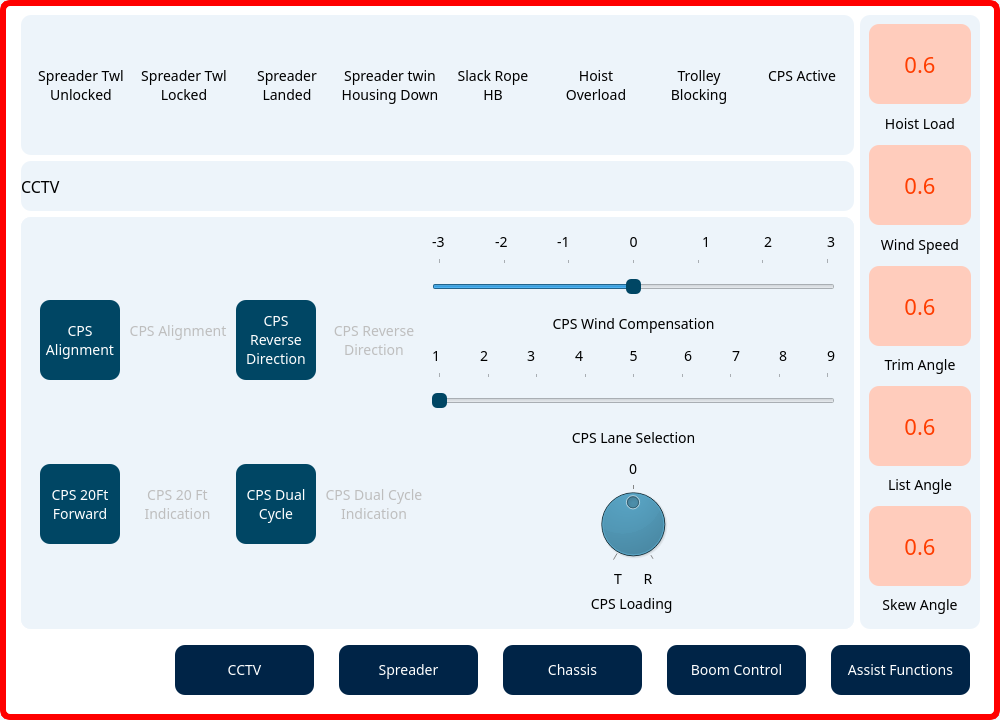
This is UI/PLCModBus.ui in msalmonw/Pyside-ModBus-App as Qt 5 draws it before an edit. The edited form follows.
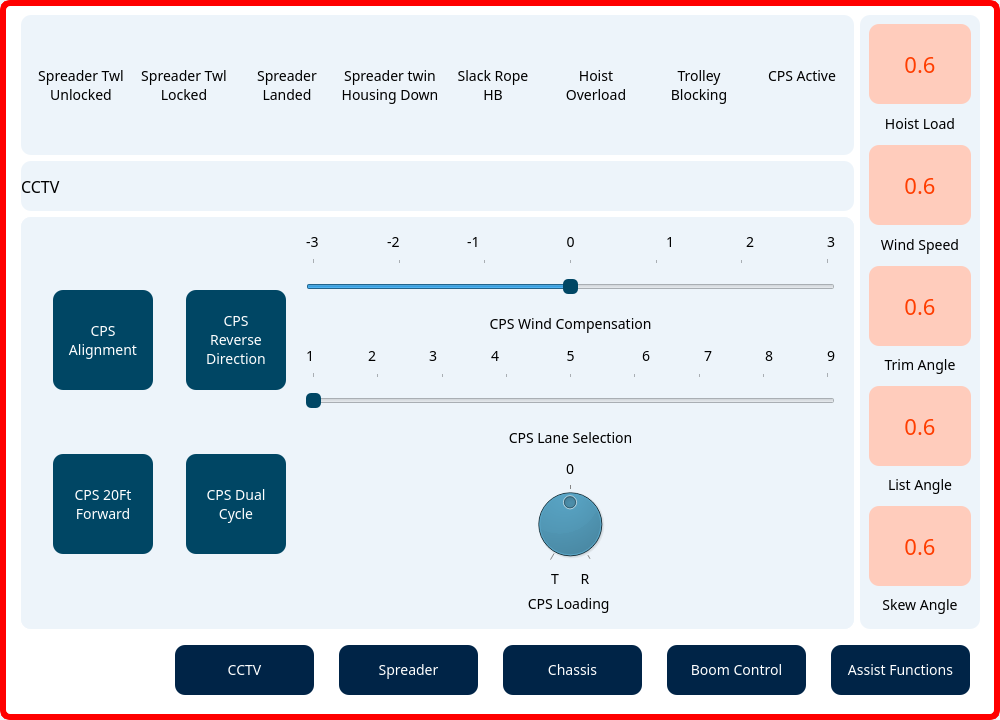
This is the edited form. The open tabs and pages were chosen to show the change. Icons and pictures are not drawn.

Commit message: Change buttons and indicators into single button entity

What changed in the file:
```diff
--- a/UI/PLCModBus.ui
+++ b/UI/PLCModBus.ui
@@ -1527,18 +1527,41 @@
           <property name="horizontalSpacing">
            <number>6</number>
           </property>
+          <item row="1" column="0" alignment="Qt::AlignHCenter">
+           <widget class="QPushButton" name="cpsTwentyFtButton">
+            <property name="minimumSize">
+             <size>
+              <width>100</width>
+              <height>100</height>
+             </size>
+            </property>
+            <property name="maximumSize">
+             <size>
+              <width>100</width>
+              <height>100</height>
+             </size>
+            </property>
+            <property name="text">
+             <string>CPS 20Ft
+Forward</string>
+            </property>
+            <property name="checkable">
+             <bool>true</bool>
+            </property>
+           </widget>
+          </item>
           <item row="0" column="0" alignment="Qt::AlignHCenter">
            <widget class="QPushButton" name="cpsAlignmentButton">
             <property name="minimumSize">
              <size>
-              <width>80</width>
-              <height>80</height>
+              <width>100</width>
+              <height>100</height>
              </size>
             </property>
             <property name="maximumSize">
              <size>
-              <width>80</width>
-              <height>80</height>
+              <width>100</width>
+              <height>100</height>
              </size>
             </property>
             <property name="text">
@@ -1550,18 +1573,18 @@
             </property>
            </widget>
           </item>
-          <item row="1" column="2" alignment="Qt::AlignHCenter">
+          <item row="1" column="1" alignment="Qt::AlignHCenter">
            <widget class="QPushButton" name="cpsDualCycleButton">
             <property name="minimumSize">
              <size>
-              <width>80</width>
-              <height>80</height>
+              <width>100</width>
+              <height>100</height>
              </size>
             </property>
             <property name="maximumSize">
              <size>
-              <width>80</width>
-              <height>80</height>
+              <width>100</width>
+              <height>100</height>
              </size>
             </property>
             <property name="text">
@@ -1573,18 +1596,18 @@
             </property>
            </widget>
           </item>
-          <item row="0" column="2" alignment="Qt::AlignHCenter">
+          <item row="0" column="1" alignment="Qt::AlignHCenter">
            <widget class="QPushButton" name="cpsReverseDirectionButton">
             <property name="minimumSize">
              <size>
-              <width>80</width>
-              <height>80</height>
+              <width>100</width>
+              <height>100</height>
              </size>
             </property>
             <property name="maximumSize">
              <size>
-              <width>80</width>
-              <height>80</height>
+              <width>100</width>
+              <height>100</height>
              </size>
             </property>
             <property name="styleSheet">
@@ -1600,209 +1623,6 @@
             </property>
            </widget>
           </item>
-          <item row="1" column="0" alignment="Qt::AlignHCenter">
-           <widget class="QPushButton" name="cpsTwentyFtButton">
-            <property name="minimumSize">
-             <size>
-              <width>80</width>
-              <height>80</height>
-             </size>
-            </property>
-            <property name="maximumSize">
-             <size>
-              <width>80</width>
-              <height>80</height>
-             </size>
-            </property>
-            <property name="text">
-             <string>CPS 20Ft
-Forward</string>
-            </property>
-            <property name="checkable">
-             <bool>true</bool>
-            </property>
-           </widget>
-          </item>
-          <item row="0" column="1" alignment="Qt::AlignHCenter">
-           <widget class="QToolButton" name="cpsAlignmentIndication">
-            <property name="enabled">
-             <bool>false</bool>
-            </property>
-            <property name="sizePolicy">
-             <sizepolicy hsizetype="Fixed" vsizetype="Fixed">
-              <horstretch>0</horstretch>
-              <verstretch>0</verstretch>
-             </sizepolicy>
-            </property>
-            <property name="minimumSize">
-             <size>
-              <width>0</width>
-              <height>100</height>
-             </size>
-            </property>
-            <property name="maximumSize">
-             <size>
-              <width>16777215</width>
-              <height>100</height>
-             </size>
-            </property>
-            <property name="text">
-             <string>CPS Alignment
-</string>
-            </property>
-            <property name="icon">
-             <iconset>
-              <normaloff>UI/resources/greenlight.png</normaloff>UI/resources/greenlight.png</iconset>
-            </property>
-            <property name="iconSize">
-             <size>
-              <width>80</width>
-              <height>80</height>
-             </size>
-            </property>
-            <property name="checkable">
-             <bool>true</bool>
-            </property>
-            <property name="toolButtonStyle">
-             <enum>Qt::ToolButtonTextUnderIcon</enum>
-            </property>
-           </widget>
-          </item>
-          <item row="0" column="3" alignment="Qt::AlignHCenter">
-           <widget class="QToolButton" name="cpsReverseDirectionIndication">
-            <property name="enabled">
-             <bool>false</bool>
-            </property>
-            <property name="sizePolicy">
-             <sizepolicy hsizetype="Fixed" vsizetype="Fixed">
-              <horstretch>0</horstretch>
-              <verstretch>0</verstretch>
-             </sizepolicy>
-            </property>
-            <property name="minimumSize">
-             <size>
-              <width>0</width>
-              <height>100</height>
-             </size>
-            </property>
-            <property name="maximumSize">
-             <size>
-              <width>16777215</width>
-              <height>100</height>
-             </size>
-            </property>
-            <property name="text">
-             <string>CPS Reverse
-Direction</string>
-            </property>
-            <property name="icon">
-             <iconset>
-              <normaloff>UI/resources/greenlight.png</normaloff>UI/resources/greenlight.png</iconset>
-            </property>
-            <property name="iconSize">
-             <size>
-              <width>80</width>
-              <height>80</height>
-             </size>
-            </property>
-            <property name="checkable">
-             <bool>true</bool>
-            </property>
-            <property name="toolButtonStyle">
-             <enum>Qt::ToolButtonTextUnderIcon</enum>
-            </property>
-           </widget>
-          </item>
-          <item row="1" column="1" alignment="Qt::AlignHCenter">
-           <widget class="QToolButton" name="cpsTwentyFtIndication">
-            <property name="enabled">
-             <bool>false</bool>
-            </property>
-            <property name="sizePolicy">
-             <sizepolicy hsizetype="Fixed" vsizetype="Fixed">
-              <horstretch>0</horstretch>
-              <verstretch>0</verstretch>
-             </sizepolicy>
-            </property>
-            <property name="minimumSize">
-             <size>
-              <width>0</width>
-              <height>100</height>
-             </size>
-            </property>
-            <property name="maximumSize">
-             <size>
-              <width>16777215</width>
-              <height>100</height>
-             </size>
-            </property>
-            <property name="text">
-             <string>CPS 20 Ft
-Indication</string>
-            </property>
-            <property name="icon">
-             <iconset>
-              <normaloff>UI/resources/greenlight.png</normaloff>UI/resources/greenlight.png</iconset>
-            </property>
-            <property name="iconSize">
-             <size>
-              <width>80</width>
-              <height>80</height>
-             </size>
-            </property>
-            <property name="checkable">
-             <bool>true</bool>
-            </property>
-            <property name="toolButtonStyle">
-             <enum>Qt::ToolButtonTextUnderIcon</enum>
-            </property>
-           </widget>
-          </item>
-          <item row="1" column="3" alignment="Qt::AlignHCenter">
-           <widget class="QToolButton" name="cpsDualCycleIndication">
-            <property name="enabled">
-             <bool>false</bool>
-            </property>
-            <property name="sizePolicy">
-             <sizepolicy hsizetype="Fixed" vsizetype="Fixed">
-              <horstretch>0</horstretch>
-              <verstretch>0</verstretch>
-             </sizepolicy>
-            </property>
-            <property name="minimumSize">
-             <size>
-              <width>0</width>
-              <height>100</height>
-             </size>
-            </property>
-            <property name="maximumSize">
-             <size>
-              <width>16777215</width>
-              <height>100</height>
-             </size>
-            </property>
-            <property name="text">
-             <string>CPS Dual Cycle
-Indication</string>
-            </property>
-            <property name="icon">
-             <iconset>
-              <normaloff>UI/resources/greenlight.png</normaloff>UI/resources/greenlight.png</iconset>
-            </property>
-            <property name="iconSize">
-             <size>
-              <width>80</width>
-              <height>80</height>
-             </size>
-            </property>
-            <property name="checkable">
-             <bool>true</bool>
-            </property>
-            <property name="toolButtonStyle">
-             <enum>Qt::ToolButtonTextUnderIcon</enum>
-            </property>
-           </widget>
-          </item>
          </layout>
         </item>
         <item row="0" column="1" colspan="2">
```
Left out of the diff: 664 changed lines with no effect on the pictures. The commit also changes 3 other files.
